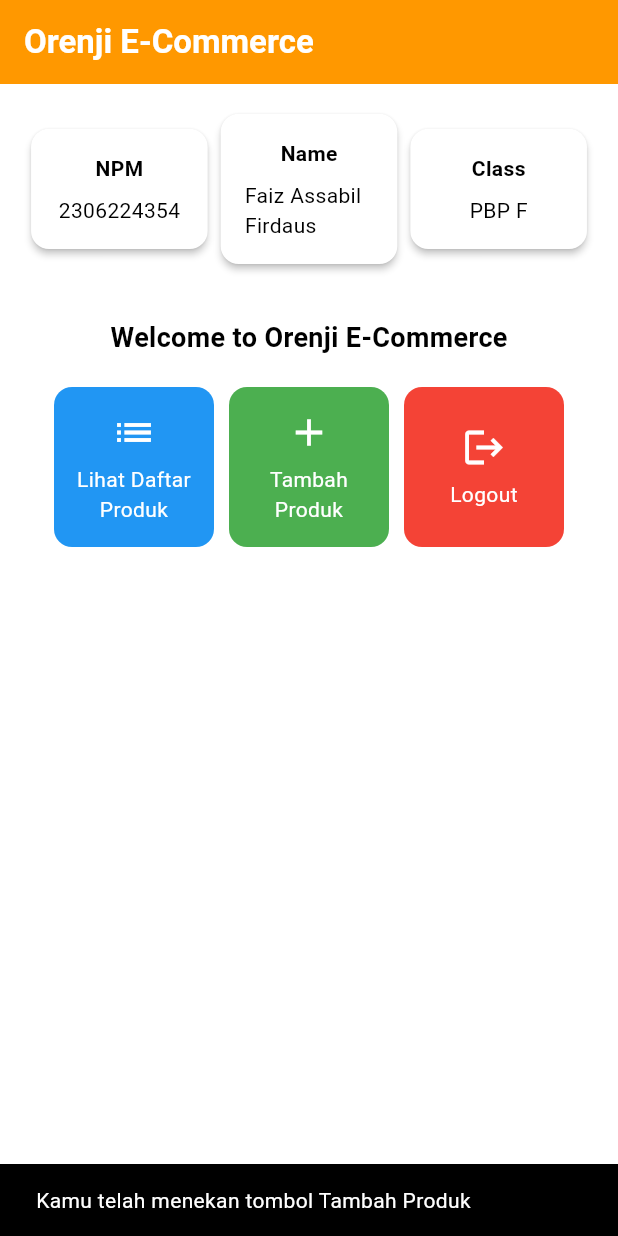
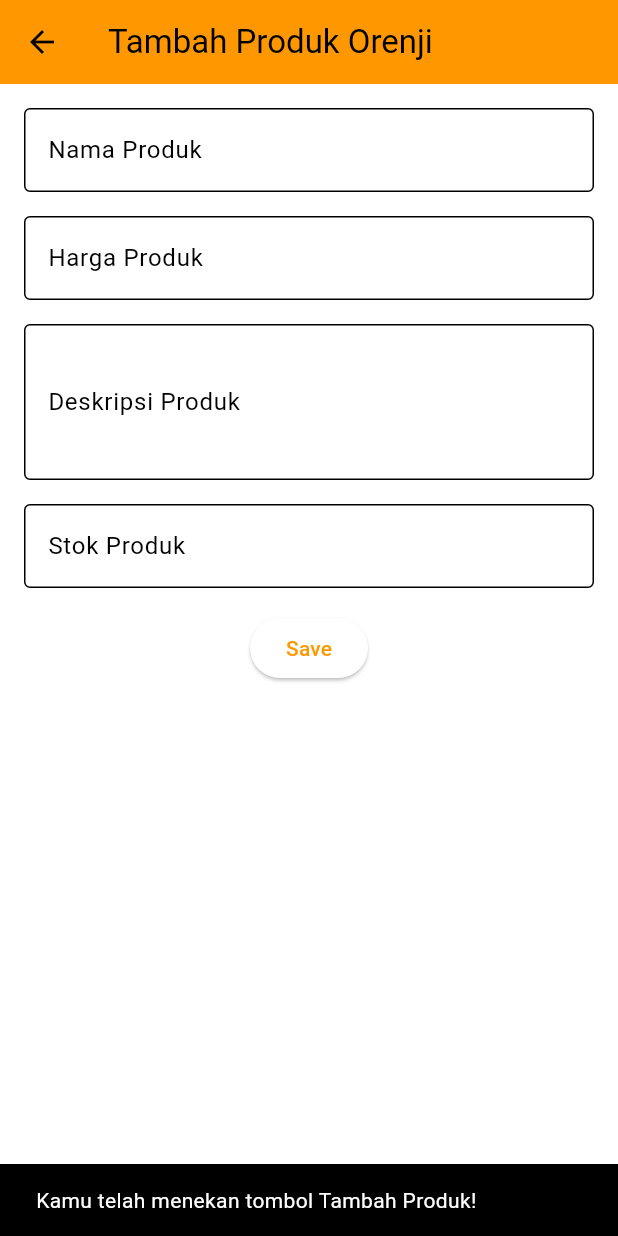
Before and after one commit to fassabilf/orenji-mobile, a Flutter app: the screen it shows after launch, after a tap on "Tambah Produk", on a phone screen of 412 x 824 dp. Run offline on Flutter 3.47's test engine with Material 3 defaults, Android fonts, the light colour scheme and no system bars.

Commit message:
done tugas 8

```diff
--- a/lib/main.dart
+++ b/lib/main.dart
@@ -1,5 +1,5 @@
 import 'package:flutter/material.dart';
-import 'package:orenji/menu.dart';
+import 'package:orenji/screens/menu.dart';
 
 void main() {
   runApp(const MyApp());
--- a/lib/menu.dart
+++ b/lib/screens/menu.dart
@@ -1,9 +1,11 @@
 import 'package:flutter/material.dart';
+import 'package:orenji/widgets/left_drawer.dart';
+import 'package:orenji/widgets/orenjientry_card.dart';
 
 class MyHomePage extends StatelessWidget {
-  final String npm = '2306224354'; // NPM
-  final String name = 'Faiz Assabil Firdaus'; // Nama
-  final String className = 'PBP F'; // Kelas
+  final String npm = '2306224354';
+  final String name = 'Faiz Assabil Firdaus';
+  final String className = 'PBP F';
   final List<ItemHomepage> items = [
     ItemHomepage("Lihat Daftar Produk", Icons.list, Colors.blue),
     ItemHomepage("Tambah Produk", Icons.add, Colors.green),
@@ -22,6 +24,7 @@ class MyHomePage extends StatelessWidget {
         ),
         backgroundColor: Theme.of(context).colorScheme.primary,
       ),
+      drawer: const LeftDrawer(),
       body: Padding(
         padding: const EdgeInsets.all(16.0),
         child: Column(
@@ -53,8 +56,8 @@ class MyHomePage extends StatelessWidget {
                     mainAxisSpacing: 10,
                     crossAxisCount: 3,
                     shrinkWrap: true,
-                    children: items.map((ItemHomepage item) {
-                      return ItemCard(item);
+                    children: items.map((item) {
+                      return OrenjiEntryCard(item);
                     }).toList(),
                   ),
                 ],
@@ -91,64 +94,3 @@ class InfoCard extends StatelessWidget {
     );
   }
 }
-
-class ItemHomepage {
-  final String name;
-  final IconData icon;
-  final Color color;
-
-  ItemHomepage(this.name, this.icon, this.color);
-}
-
-class ItemCard extends StatelessWidget {
-  final ItemHomepage item;
-
-  const ItemCard(this.item, {super.key});
-
-  @override
-  Widget build(BuildContext context) {
-    return Material(
-      color: item.color,
-      borderRadius: BorderRadius.circular(12),
-      child: InkWell(
-        onTap: () {
-          String message;
-          switch (item.name) {
-            case "Lihat Daftar Produk":
-              message = "Kamu telah menekan tombol Lihat Daftar Produk";
-              break;
-            case "Tambah Produk":
-              message = "Kamu telah menekan tombol Tambah Produk";
-              break;
-            case "Logout":
-              message = "Kamu telah menekan tombol Logout";
-              break;
-            default:
-              message = "Kamu telah menekan tombol ${item.name}";
-          }
-
-          ScaffoldMessenger.of(context)
-            ..hideCurrentSnackBar()
-            ..showSnackBar(SnackBar(content: Text(message)));
-        },
-        child: Container(
-          padding: const EdgeInsets.all(8),
-          child: Center(
-            child: Column(
-              mainAxisAlignment: MainAxisAlignment.center,
-              children: [
-                Icon(item.icon, color: Colors.white, size: 30.0),
-                const Padding(padding: EdgeInsets.all(3)),
-                Text(
-                  item.name,
-                  textAlign: TextAlign.center,
-                  style: const TextStyle(color: Colors.white),
-                ),
-              ],
-            ),
-          ),
-        ),
-      ),
-    );
-  }
-}
--- /dev/null
+++ b/lib/screens/orenjientry_form.dart
@@ -0,0 +1,152 @@
+import 'package:flutter/material.dart';
+
+class OrenjiEntryFormPage extends StatefulWidget {
+  const OrenjiEntryFormPage({super.key});
+
+  @override
+  State<OrenjiEntryFormPage> createState() => _OrenjiEntryFormPageState();
+}
+
+class _OrenjiEntryFormPageState extends State<OrenjiEntryFormPage> {
+  final _formKey = GlobalKey<FormState>();
+
+  String _productName = '';
+  int _price = 0;
+  String _description = '';
+  int _stock = 0;
+
+  @override
+  Widget build(BuildContext context) {
+    return Scaffold(
+      appBar: AppBar(
+        title: const Text('Tambah Produk Orenji'),
+        backgroundColor: Theme.of(context).colorScheme.primary,
+      ),
+      body: Form(
+        key: _formKey,
+        child: SingleChildScrollView(
+          padding: const EdgeInsets.all(16.0),
+          child: Column(
+            crossAxisAlignment: CrossAxisAlignment.start,
+            children: [
+              TextFormField(
+                decoration: InputDecoration(
+                  labelText: 'Nama Produk',
+                  border: OutlineInputBorder(),
+                ),
+                onChanged: (value) {
+                  setState(() {
+                    _productName = value;
+                  });
+                },
+                validator: (value) {
+                  if (value == null || value.isEmpty) {
+                    return 'Nama produk tidak boleh kosong';
+                  }
+                  if (value.length > 255) {
+                    return 'Nama produk maksimal 255 karakter';
+                  }
+                  return null;
+                },
+              ),
+              const SizedBox(height: 16.0),
+
+              TextFormField(
+                decoration: InputDecoration(
+                  labelText: 'Harga Produk',
+                  border: OutlineInputBorder(),
+                ),
+                keyboardType: TextInputType.number,
+                onChanged: (value) {
+                  setState(() {
+                    _price = int.tryParse(value) ?? 0;
+                  });
+                },
+                validator: (value) {
+                  if (value == null || value.isEmpty) {
+                    return 'Harga produk tidak boleh kosong';
+                  }
+                  if (int.tryParse(value) == null || int.parse(value) < 0) {
+                    return 'Harga produk harus berupa angka positif';
+                  }
+                  return null;
+                },
+              ),
+              const SizedBox(height: 16.0),
+
+              TextFormField(
+                decoration: InputDecoration(
+                  labelText: 'Deskripsi Produk',
+                  border: OutlineInputBorder(),
+                ),
+                maxLines: 3,
+                onChanged: (value) {
+                  setState(() {
+                    _description = value;
+                  });
+                },
+                validator: (value) {
+                  if (value == null || value.isEmpty) {
+                    return 'Deskripsi produk tidak boleh kosong';
+                  }
+                  return null;
+                },
+              ),
+              const SizedBox(height: 16.0),
+
+              TextFormField(
+                decoration: InputDecoration(
+                  labelText: 'Stok Produk',
+                  border: OutlineInputBorder(),
+                ),
+                keyboardType: TextInputType.number,
+                onChanged: (value) {
+                  setState(() {
+                    _stock = int.tryParse(value) ?? 0;
+                  });
+                },
+                validator: (value) {
+                  if (value == null || value.isEmpty) {
+                    return 'Stok produk tidak boleh kosong';
+                  }
+                  if (int.tryParse(value) == null || int.parse(value) < 0) {
+                    return 'Stok produk harus berupa angka positif';
+                  }
+                  return null;
+                },
+              ),
+              const SizedBox(height: 16.0),
+
+              Center(
+                child: ElevatedButton(
+                  onPressed: () {
+                    if (_formKey.currentState!.validate()) {
+                      showDialog(
+                        context: context,
+                        builder: (context) {
+                          return AlertDialog(
+                            title: const Text('Produk Tersimpan'),
+                            content: Text(
+                              'Nama: $_productName\nHarga: $_price\nDeskripsi: $_description\nStok: $_stock',
+                            ),
+                            actions: [
+                              TextButton(
+                                onPressed: () => Navigator.pop(context),
+                                child: const Text('OK'),
+                              ),
+                            ],
+                          );
+                        },
+                      );
+                    }
+                  },
+                  child: const Text('Save'),
+                ),
+              ),
+            ],
+          ),
+        ),
+      ),
+    );
+  }
+}
--- /dev/null
+++ b/lib/widgets/left_drawer.dart
@@ -0,0 +1,64 @@
+import 'package:flutter/material.dart';
+import 'package:orenji/screens/menu.dart';
+import 'package:orenji/screens/orenjientry_form.dart';
+
+class LeftDrawer extends StatelessWidget {
+  const LeftDrawer({super.key});
+
+  @override
+  Widget build(BuildContext context) {
+    return Drawer(
+      child: ListView(
+        padding: EdgeInsets.zero,
+        children: [
+          DrawerHeader(
+            decoration: BoxDecoration(
+              color: Theme.of(context).colorScheme.primary,
+            ),
+            child: const Column(
+              mainAxisAlignment: MainAxisAlignment.center,
+              children: [
+                Text(
+                  'Orenji E-Commerce',
+                  style: TextStyle(
+                    fontSize: 24,
+                    fontWeight: FontWeight.bold,
+                    color: Colors.white,
+                  ),
+                ),
+                SizedBox(height: 8),
+                Text(
+                  'Selamat Datang di Orenji!',
+                  style: TextStyle(
+                    fontSize: 15,
+                    color: Colors.white,
+                  ),
+                ),
+              ],
+            ),
+          ),
+          ListTile(
+            leading: const Icon(Icons.home),
+            title: const Text('Halaman Utama'),
+            onTap: () {
+              Navigator.pushReplacement(
+                context,
+                MaterialPageRoute(builder: (context) => MyHomePage()),
+              );
+            },
+          ),
+          ListTile(
+            leading: const Icon(Icons.add),
+            title: const Text('Tambah Produk'),
+            onTap: () {
+              Navigator.pushReplacement(
+                context,
+                MaterialPageRoute(builder: (context) => const OrenjiEntryFormPage()),
+              );
+            },
+          ),
+        ],
+      ),
+    );
+  }
+}
--- /dev/null
+++ b/lib/widgets/orenjientry_card.dart
@@ -0,0 +1,61 @@
+import 'package:flutter/material.dart';
+import 'package:orenji/screens/orenjientry_form.dart';
+
+class ItemHomepage {
+  final String name;
+  final IconData icon;
+  final Color color;
+
+  ItemHomepage(this.name, this.icon, this.color);
+}
+
+class OrenjiEntryCard extends StatelessWidget {
+  final ItemHomepage item;
+
+  const OrenjiEntryCard(this.item, {super.key});
+
+  @override
+  Widget build(BuildContext context) {
+    return Material(
+      color: item.color,
+      borderRadius: BorderRadius.circular(12),
+      child: InkWell(
+        onTap: () {
+          ScaffoldMessenger.of(context)
+            ..hideCurrentSnackBar()
+            ..showSnackBar(
+              SnackBar(content: Text("Kamu telah menekan tombol ${item.name}!")),
+            );
+
+          if (item.name == "Tambah Produk") {
+            Navigator.push(
+              context,
+              MaterialPageRoute(builder: (context) => const OrenjiEntryFormPage()),
+            );
+          }
+        },
+        child: Container(
+          padding: const EdgeInsets.all(8),
+          child: Center(
+            child: Column(
+              mainAxisAlignment: MainAxisAlignment.center,
+              children: [
+                Icon(
+                  item.icon,
+                  color: Colors.white,
+                  size: 30.0,
+                ),
+                const SizedBox(height: 5),
+                Text(
+                  item.name,
+                  textAlign: TextAlign.center,
+                  style: const TextStyle(color: Colors.white),
+                ),
+              ],
+            ),
+          ),
+        ),
+      ),
+    );
+  }
+}
```
Also changed, not shown: 1 other file.
